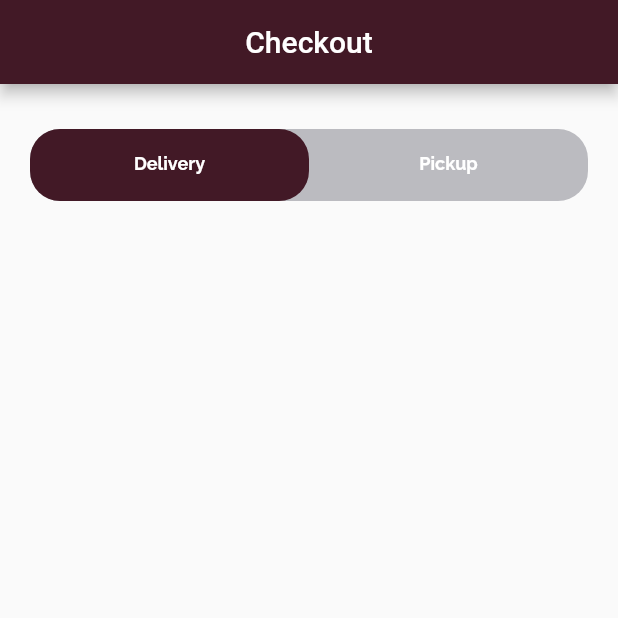
After one commit to desireeDev/wineshop, a Flutter app: the screen it shows after launch, after a tap on "Skip", after a tap on the "arrow forward" icon, on a phone screen of 412 x 824 dp, the top half of it. The commit adds this screen. Run offline on Flutter 3.47's test engine with Material 2 defaults, Android fonts, the phone set to English and light mode, and no system bars; our stand-ins replace google_fonts, introduction_screen; missing offline and left inert: onboarding; Roboto replaces fonts that are missing (Gabriela).

Commit message:
Checkout screen 10%

```diff
--- a/lib/main.dart
+++ b/lib/main.dart
@@ -15,7 +15,7 @@ class MyApp extends StatelessWidget {
   Widget build(BuildContext context) {
     return MaterialApp(
       theme: ThemeData(
-        primaryColor: const Color(0xFF421926),
+        //primaryColor: const Color(0xFF421926),
         // backgroundColor: const Color(0xffF2F5FA),
         // scaffoldBackgroundColor:  const Color(0xffF2F5FA),
         colorScheme:  const ColorScheme.light(
--- /dev/null
+++ b/lib/screens/checkout_screen.dart
@@ -0,0 +1,93 @@
+import 'package:flutter/material.dart';
+import 'package:google_fonts/google_fonts.dart';
+
+class CheckOutScreen extends StatefulWidget {
+  const CheckOutScreen({Key? key}) : super(key: key);
+
+  @override
+  State<CheckOutScreen> createState() => _CheckOutScreenState();
+}
+
+class _CheckOutScreenState extends State<CheckOutScreen> with TickerProviderStateMixin{
+  late TabController _controller;
+
+  @override
+  void initState() {
+    super.initState();
+    _controller = TabController(length: 2, vsync: this);
+  }
+
+  @override
+  void dispose() {
+    _controller.dispose();
+    super.dispose();
+  }
+
+  @override
+  Widget build(BuildContext context) {
+    return Scaffold(
+      appBar: AppBar(
+        title: Text(
+            "Checkout",
+            style: GoogleFonts.gabriela(),
+        ),
+        centerTitle: true,
+      ),
+      body: ListView(
+        padding: const EdgeInsets.only(left: 20, right: 20, top: 30),
+        children: [
+          Container(
+            decoration: BoxDecoration(
+              borderRadius: BorderRadius.circular(20),
+              color: const Color(0xFFBBBBC0),
+            ),
+            child: TabBar(
+              controller: _controller,
+
+              indicator: BoxDecoration(
+                  borderRadius: BorderRadius.circular(20), // Creates border
+                  color: const Color(0xFF421926)),
+              tabs: [
+                Tab(
+                    child: Text(
+                      "Delivery",
+                      style: GoogleFonts.raleway(
+                          fontSize: 12,
+                          fontWeight: FontWeight.bold,
+                          color: const Color(0xFFFFFFFF)),
+                    )),
+                Tab(
+                    child: Text("Pickup",
+                        style: GoogleFonts.raleway(
+                            fontSize: 12,
+                            fontWeight: FontWeight.bold,
+                            color: const Color(0xFFFFFFFF)))),
+              ],
+            ),
+          ),
+          SizedBox(
+            height: 300,
+            child: TabBarView(
+              controller: _controller,
+              children: [
+                deliveryOpt(),
+                pickupOpt(),
+              ],
+            ),
+          ),
+        ],
+      ),
+    );
+  }
+
+
+  //Widget de livraison
+  Widget deliveryOpt(){
+      return ListView();
+  }
+
+  //Widget de récupération
+  Widget pickupOpt(){
+    return ListView();
+  }
+}
--- a/lib/screens/home_screen.dart
+++ b/lib/screens/home_screen.dart
@@ -1,5 +1,6 @@
-import 'package:flutter/cupertino.dart';
+import 'package:flutter/material.dart';
 import 'package:google_fonts/google_fonts.dart';
+import 'package:wineshop/screens/checkout_screen.dart';
 
 class HomeScreen extends StatefulWidget {
   const HomeScreen({Key? key}) : super(key: key);
@@ -11,10 +12,22 @@ class HomeScreen extends StatefulWidget {
 class _HomeScreenState extends State<HomeScreen> {
   @override
   Widget build(BuildContext context) {
-    return Center(
-      child: Text(
-        "Bienvenue",
-        style: GoogleFonts.gabriela(),
+    return Scaffold(
+      body: Center(
+        child: Column(
+          children: [
+            Text(
+              "Bienvenue",
+              style: GoogleFonts.gabriela(),
+            ),
+            IconButton(
+                onPressed: (){
+                  Navigator.pushReplacement(context, MaterialPageRoute(builder: (context) => const CheckOutScreen()));
+                },
+                icon: const Icon(Icons.arrow_forward)
+            )
+          ],
+        ),
       ),
     );
   }
--- a/lib/screens/presentation/introduction_screen.dart
+++ b/lib/screens/presentation/introduction_screen.dart
@@ -1,4 +1,3 @@
-import 'package:flutter/cupertino.dart';
 import 'package:flutter/material.dart';
 import 'package:google_fonts/google_fonts.dart';
 
@@ -75,7 +74,7 @@ class _IntroductionScreenState extends State<IntroductionScreen> {
                       child: Text(
                           "Skip",
                         style: GoogleFonts.gabriela(textStyle: const TextStyle(
-                            color: Color(0xff828488),
+                            color: Color(0xffd1d3d5),
                             fontWeight: FontWeight.w500
                           )
                         ),
--- a/ui/vues.txt
+++ b/ui/vues.txt
@@ -1,6 +1,6 @@
 J'ai répertorié 11 vues:
 
-* Introduction screen
+* Introduction screen  ~
 *Home screen: avec floating navigation bar avec pour éléments:
 	#Dash screen : bare "search" et un "tabs" avec les catégories de vins
 		-> Details screen : affichant le détail d'un article, et option
@@ -8,11 +8,11 @@ J'ai répertorié 11 vues:
 				 	Bouton d'ajout de l'article au panier
 		-> Cart screen : affichant tous les articles ajoutés au panier et leur total.
 				Bouton pour le choix du moyen de paiement
-		-> Checkout screen: Bouton pour procéder au paiement et contient "tabs" :
+		-> Checkout screen: Bouton pour procéder au paiement et contient "tabs" : ~
 			°Delivery: le délai de livraison, la position géographique, prix total
 			°Pickup:
-		-> Payment screen: détails de carte bancaire et bouton pour valider la commande en totalité
-		-> Success screen: pour spécifier que la commande a été prise en compte, et bouton pour retourner à la home page
+		-> Payment screen: détails de carte bancaire et bouton pour valider la commande en totalité ~
+		-> Success screen: pour spécifier que la commande a été prise en compte, et bouton pour retourner à la home page ~
 
 	#Fav screen :
 	#Card screen :
```
Also changed, not shown: lib/screens/brouillon.dart (added).
